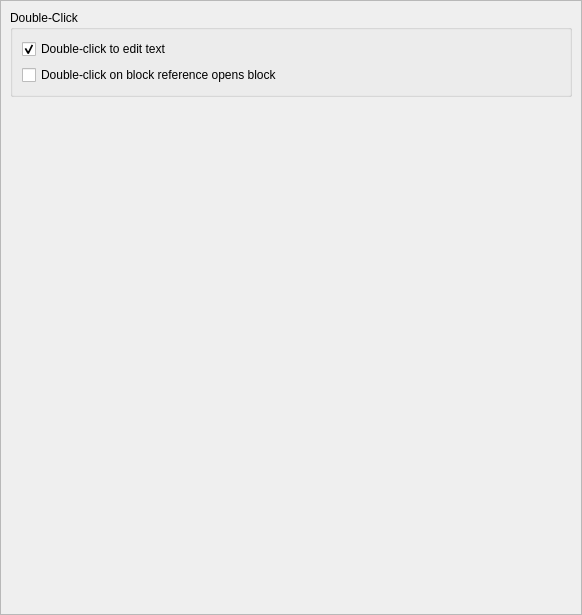
Old version of the form scripts/Edit/AppPreferences/GraphicsViewPreferences/BehaviorPreferences/PreferencesPage.ui in the repository qcad/qcad.
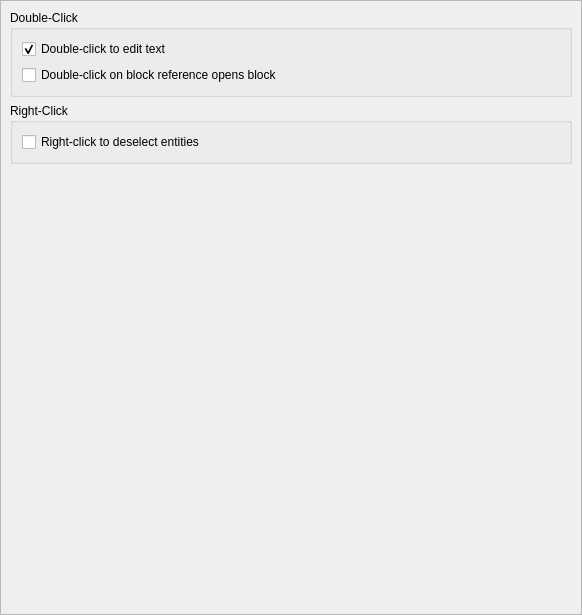
New version of the form.

Commit message: add preferences for large zero axis, right-click to deselect

What changed in the file:
```diff
--- a/scripts/Edit/AppPreferences/GraphicsViewPreferences/BehaviorPreferences/PreferencesPage.ui
+++ b/scripts/Edit/AppPreferences/GraphicsViewPreferences/BehaviorPreferences/PreferencesPage.ui
@@ -25,7 +25,7 @@
      <height>613</height>
     </rect>
    </property>
-   <layout class="QVBoxLayout" name="verticalLayout_2">
+   <layout class="QVBoxLayout" name="verticalLayout_3">
     <item>
      <widget class="QGroupBox" name="DoubleClick">
       <property name="title">
@@ -55,6 +55,22 @@
       </layout>
      </widget>
     </item>
+    <item>
+     <widget class="QGroupBox" name="groupBox">
+      <property name="title">
+       <string>Right-Click</string>
+      </property>
+      <layout class="QVBoxLayout" name="verticalLayout_2">
+       <item>
+        <widget class="QCheckBox" name="RightClickToDeselect">
+         <property name="text">
+          <string>Right-click to deselect entities</string>
+         </property>
+        </widget>
+       </item>
+      </layout>
+     </widget>
+    </item>
     <item>
      <spacer name="verticalSpacer">
       <property name="orientation">
```
The commit also changes 5 other files.
